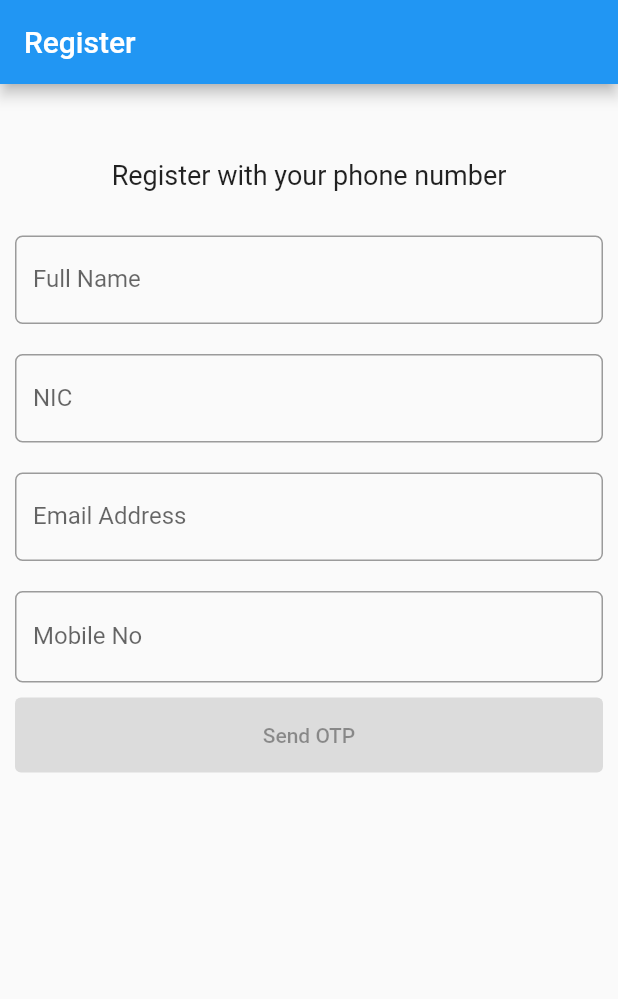
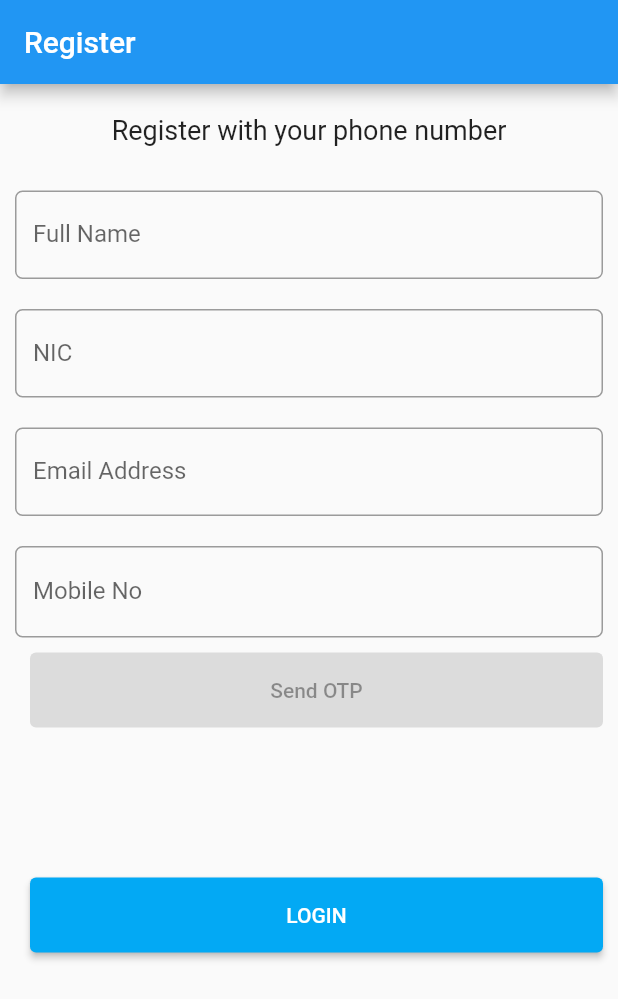
Before and after one commit to assignments-sliit/sriwallet, a Flutter app: the screen it shows after launch, on a phone screen of 412 x 824 dp. Shown: the top 999 px of the screen. Run offline on Flutter 3.47's test engine with Material 2 defaults, Android fonts, the phone set to English and light mode, and no system bars; our stand-ins replace cloud_firestore, firebase_auth, firebase_core, font_awesome_flutter, progress_dialog_null_safe; accounts and stored records are empty.

Commit message:
sign in, sign out register

```diff
--- a/lib/auth/register.dart
+++ b/lib/auth/register.dart
@@ -6,6 +6,8 @@ import 'package:flutter/services.dart';
 import 'package:flutter/src/foundation/key.dart';
 import 'package:flutter/src/widgets/framework.dart';
 import 'package:font_awesome_flutter/font_awesome_flutter.dart';
+import 'package:progress_dialog_null_safe/progress_dialog_null_safe.dart';
+import 'package:sriwallet/auth/login.dart';
 import 'package:sriwallet/ui/home/homepage.dart';
 
 class RegisterPage extends StatefulWidget {
@@ -33,13 +35,30 @@ class _RegisterPageState extends State<RegisterPage> {
   FirebaseFirestore db = FirebaseFirestore.instance;
   CollectionReference users = FirebaseFirestore.instance.collection('users');
 
-
-
   String phoneNumber = "";
   String verificationIdReceived = "";
+  String dialogMessage = "";
+
+  late ProgressDialog progressDialog;
+
 
   @override
   Widget build(BuildContext context) {
+    progressDialog = ProgressDialog(context, type: ProgressDialogType.normal);
+    progressDialog.style(
+        message: dialogMessage,
+        borderRadius: 10.0,
+        backgroundColor: Colors.white,
+        progressWidget: const CircularProgressIndicator(),
+        elevation: 10.0,
+        insetAnimCurve: Curves.easeInOut,
+        progress: 0.0,
+        maxProgress: 100.0,
+        progressTextStyle: const TextStyle(
+            color: Colors.black, fontSize: 13.0, fontWeight: FontWeight.w400),
+        messageTextStyle: const TextStyle(
+            color: Colors.black, fontSize: 19.0, fontWeight: FontWeight.w600));
+
     return Scaffold(
       appBar: AppBar(
         title: const Text("Register"),
@@ -50,19 +69,22 @@ class _RegisterPageState extends State<RegisterPage> {
           child: Column(
               //  mainAxisAlignment: MainAxisAlignment.center,
               children: [
+              //  ToggleButtons(children: children, isSelected: isSelected),
+
                 Form(
                     child: Column(
-                  // crossAxisAlignment: CrossAxisAlignment.start,
+                   crossAxisAlignment: CrossAxisAlignment.stretch,
                   children: [
+
                         registerWithPhoneNoText(),
-
                         nameInput(),
                         nicInput(),
                         emailInput(),
                         phoneNumberInput(),
                         otpInput(),
                         masterButton(),
-
+                    const SizedBox(height: 100,),
+                    goAndLogin()
                   ],
                 )),
               ]),
@@ -87,13 +109,12 @@ class _RegisterPageState extends State<RegisterPage> {
     );
   }
 
-
   Widget registerWithPhoneNoText() {
     return Row(
       children: const [
         Expanded(
           child: Padding(
-            padding: EdgeInsets.only(top: 50, bottom: 20),
+            padding: EdgeInsets.only(top: 20, bottom: 20),
             child: Text(
               "Register with your phone number",
               textAlign: TextAlign.center,
@@ -160,7 +181,7 @@ class _RegisterPageState extends State<RegisterPage> {
                 child: TextFormField(
                   onChanged: (value) {
                     if (value.length == 6) {
-                      FocusScope.of(context).nextFocus();
+                      //   FocusScope.of(context).nextFocus();
                       setState(() {
                         isOtpFilled = true;
                       });
@@ -192,7 +213,7 @@ class _RegisterPageState extends State<RegisterPage> {
 
   Widget masterButton() {
     return Padding(
-      padding: const EdgeInsets.only(left: 10, right: 10),
+      padding: const EdgeInsets.only(left: 20, right: 10),
       child: ElevatedButton(
         style: ElevatedButton.styleFrom(
           minimumSize: const Size.fromHeight(50),
@@ -203,50 +224,75 @@ class _RegisterPageState extends State<RegisterPage> {
                 if (!verificationSent) {
                   verifyMobile();
                 } else {
-                  if(_registerPageKey.currentState!.validate()){
+                  if (_registerPageKey.currentState!.validate()) {
 
                     loginWithMobileNo(context);
-
-
+                  }
+                }
+              },
+        child: Text(!verificationSent ? "Send OTP" : "Register with Mobile"),
+      ),
+    );
   }
 
-                }
+    Widget goAndLogin() {
+    return Padding(
+      padding: const EdgeInsets.only(left: 20, right: 10),
+      child: ElevatedButton(
+        style: ElevatedButton.styleFrom(
+          primary: Colors.lightBlue[500],
+          minimumSize: const Size.fromHeight(50),
+        ),
+        onPressed: () {
+                Navigator.pushReplacement(
+                context,
+                MaterialPageRoute(builder: (context) => const LoginPage()));
               },
-        child: Text(!verificationSent ? "Send OTP" : "LOGIN"),
+        child: const Text("LOGIN"),
       ),
     );
   }
 
   void loginWithMobileNo(BuildContext context) async {
+    await progressDialog.show();
     PhoneAuthCredential phoneAuthCredential = PhoneAuthProvider.credential(
         verificationId: verificationIdReceived, smsCode: codeController.text);
 
     await auth.signInWithCredential(phoneAuthCredential).then((value) => {
           {
-            print(value),
+            dialogMessage = "Creating user...",
             createUser(),
-            Navigator.pushReplacement(context,
-                MaterialPageRoute(builder: (context) => const HomePage()))
+            dialogMessage = "Logging in...",
+            progressDialog.hide().then((value) => Navigator.pushReplacement(
+                context,
+                MaterialPageRoute(builder: (context) => const HomePage())))
           }
         });
   }
-  Future<void> createUser(){
-    final newUserData = <String,dynamic>{
+
+  Future<void> createUser() {
+    final newUserData = <String, dynamic>{
       "fullname": nameController.text,
-      "email":emailController.text,
-      "nic":nicController.text,
-      "mobile":phoneNoControlller.text,
-      "uid":auth.currentUser!.uid
+      "email": emailController.text,
+      "nic": nicController.text,
+      "mobile": phoneNoControlller.text,
+      //     "uid": auth.currentUser!.uid
     };
 
-   return users.add(newUserData).then((DocumentReference documentReference) => {
-      print("doc id = ${documentReference.id}")
+    final walletInfo = <String, dynamic>{
+      "name": "Default Wallet",
+      "mobile": phoneNoControlller.text,
+      "currency": "LKR",
+    };
+
+    return users.doc(auth.currentUser?.uid).set(newUserData).then((result) => {
+          users.doc(auth.currentUser?.uid).collection('wallet').add(walletInfo)
         });
   }
 
   Widget nameInput() {
     return Padding(
-      padding:  const EdgeInsets.only(left: 10, right: 10, bottom: 10, top: 10),
+      padding: const EdgeInsets.only(left: 10, right: 10, bottom: 10, top: 10),
       child: TextFormField(
         controller: nameController,
         decoration: InputDecoration(
@@ -318,6 +364,4 @@ class _RegisterPageState extends State<RegisterPage> {
       return "";
     }
   }
-
-
 }
--- a/lib/main.dart
+++ b/lib/main.dart
@@ -1,3 +1,4 @@
+import 'package:firebase_auth/firebase_auth.dart';
 import 'package:firebase_core/firebase_core.dart';
 import 'package:flutter/material.dart';
 import 'package:sriwallet/auth/register.dart';
@@ -16,22 +17,18 @@ class MyApp extends StatelessWidget {
   @override
   Widget build(BuildContext context) {
     return MaterialApp(
-      title: 'Flutter Demo',
+      debugShowCheckedModeBanner: false,
+      title: 'SRI WALLET',
       theme: ThemeData(
-        // This is the theme of your application.
-        //
-        // Try running your application with "flutter run". You'll see the
-        // application has a blue toolbar. Then, without quitting the app, try
-        // changing the primarySwatch below to Colors.green and then invoke
-        // "hot reload" (press "r" in the console where you ran "flutter run",
-        // or simply save your changes to "hot reload" in a Flutter IDE).
-        // Notice that the counter didn't reset back to zero; the application
+
         // is not restarted.
         primarySwatch: Colors.blue,
       ),
-      home: const RegisterPage(),
+      home: FirebaseAuth.instance.currentUser == null ? const RegisterPage() : const HomePage(),
       routes:  <String, WidgetBuilder>{
-        '/home':(_) => const HomePage()
+        '/home':(_) => const HomePage(),
+        '/register':(_) => const RegisterPage(),
+      //  '/login':(_) => const
       },
     );
   }
```
Also changed, not shown: lib/auth/login.dart (+242 -0 lines), lib/ui/home/homepage.dart (+23 -12 lines). Lines whose indentation alone changed are shown as unchanged.
